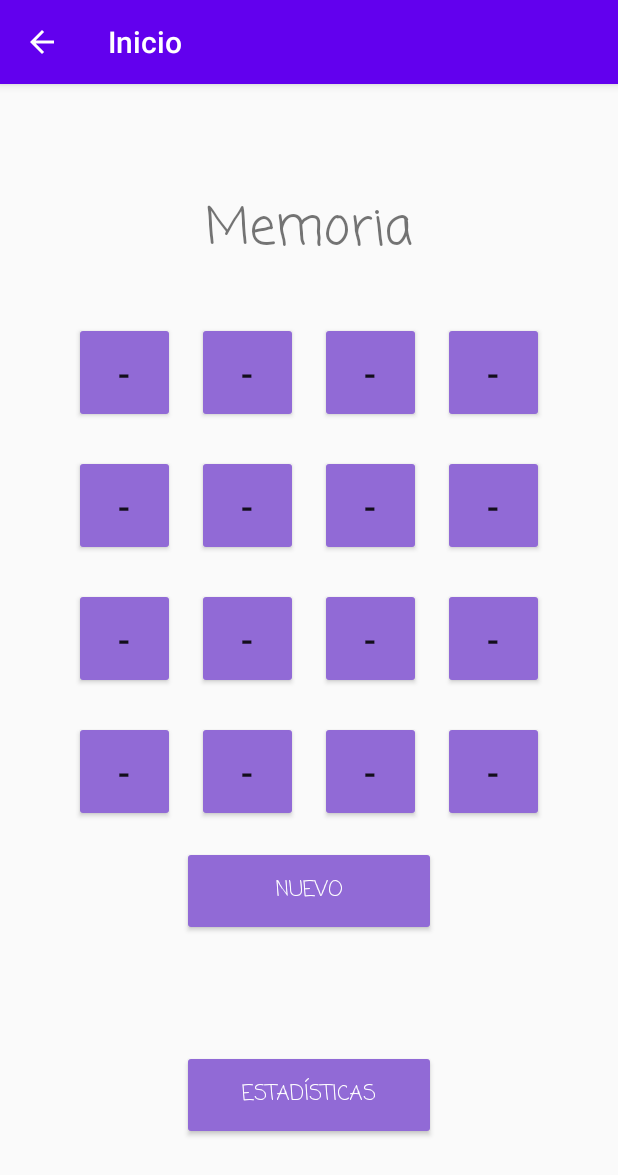
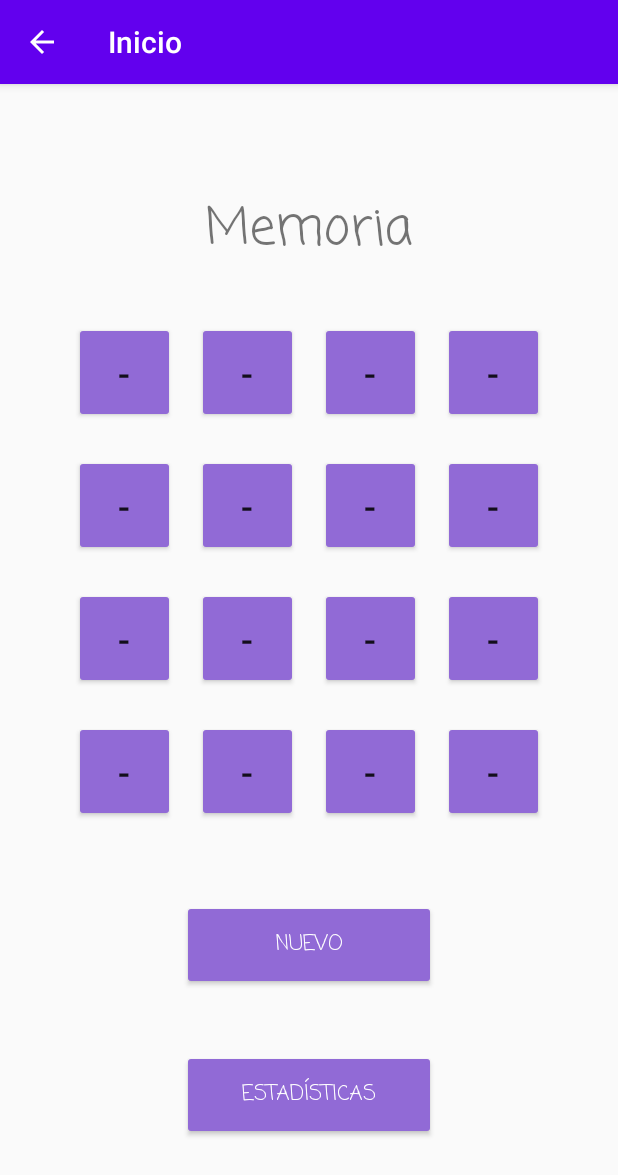
Before and after one commit to Joau0824/ServiciosIotLab, an Android app: the MainActivityMemoria screen opened directly, with no data from a screen before it, on a phone screen of 412 x 824 dp. Shown: the top 1175 px of the screen. Run offline under Robolectric (Android 15) with nearby library versions, the light colour scheme and no system bars.

Commit message:
muchas otras cosas

```diff
--- a/app/src/main/java/com/example/serviciosiotlab/MainActivityTresEnRaya.java
+++ b/app/src/main/java/com/example/serviciosiotlab/MainActivityTresEnRaya.java
@@ -22,12 +22,12 @@ public class MainActivityTresEnRaya extends AppCompatActivity {
             0, 0, 0,
     };
 
+    public ArrayList<String> estadisticasTresEnRaya = new ArrayList();
+
     int estado = 10; //-1 -> gana x; 1 -> gana O; 0 -> empate
     int fichas = 0;
     int turno = 1; //quien coloco la ultima ficha
-    int[] gana = new int[]{-1,-1,-1}; //array de enteros, que conteiene las posiciones de la jugada ganadora
-
-    public ArrayList<String> estadisticasTresEnRaya = new ArrayList();
+    int[] gana = new int[]{-1,-1,-1};
 
     @Override
     protected void onCreate(Bundle savedInstanceState) {
--- a/app/src/main/res/layout/activity_main_memoria.xml
+++ b/app/src/main/res/layout/activity_main_memoria.xml
@@ -7,7 +7,7 @@
     tools:context=".MainActivityMemoria">
 
     <TextView
-        android:id="@+id/mostrarTiempo"
+        android:id="@+id/timer"
         android:layout_width="wrap_content"
         android:layout_height="wrap_content"
         android:layout_marginTop="16dp"
@@ -304,7 +304,7 @@
         android:id="@+id/btn_nuevoMem3"
         android:layout_width="169dp"
         android:layout_height="60dp"
-        android:layout_marginTop="508dp"
+        android:layout_marginTop="544dp"
         android:backgroundTint="#916AD6"
         android:fontFamily="casual"
         android:onClick="reiniciarJuego"
```
